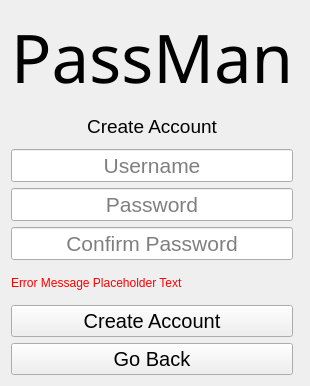
jts5374/PASSMAN-2.0, file createAccountScreen.ui: the form before one commit.
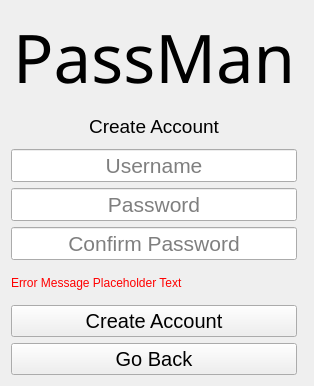
The form after the commit.

Diff of the .ui file:
```diff
--- a/createAccountScreen.ui
+++ b/createAccountScreen.ui
@@ -6,7 +6,7 @@
    <rect>
     <x>0</x>
     <y>0</y>
-    <width>304</width>
+    <width>314</width>
     <height>386</height>
    </rect>
   </property>
```
Left out of the diff: 7 changed lines with no effect on the pictures.
